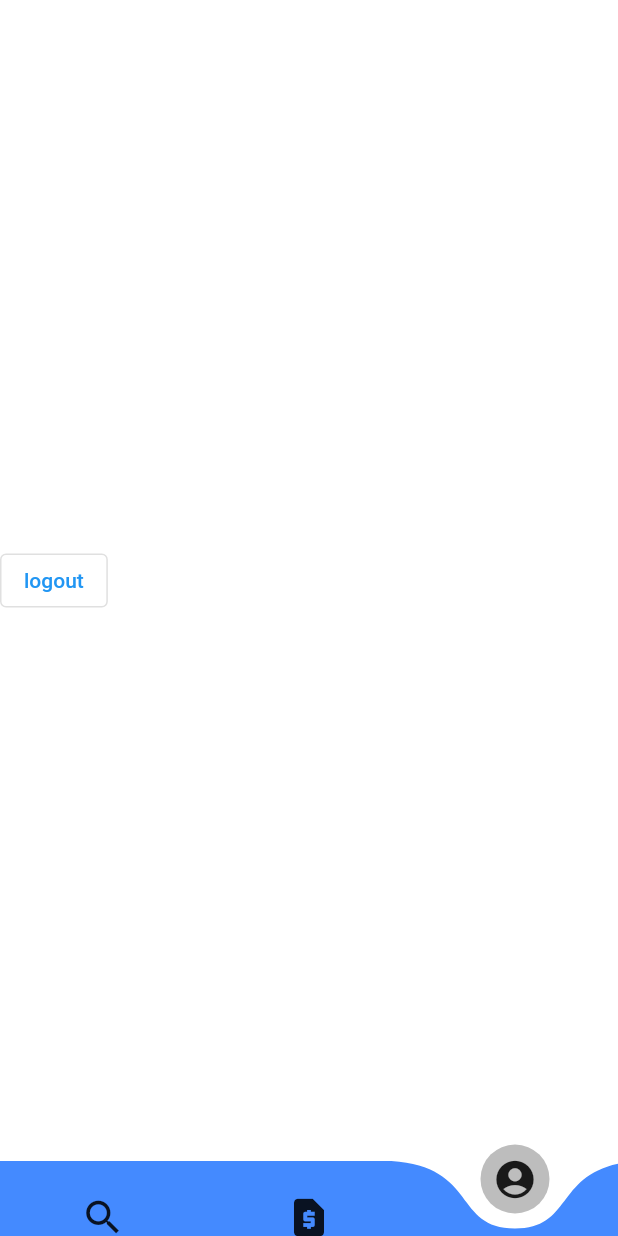
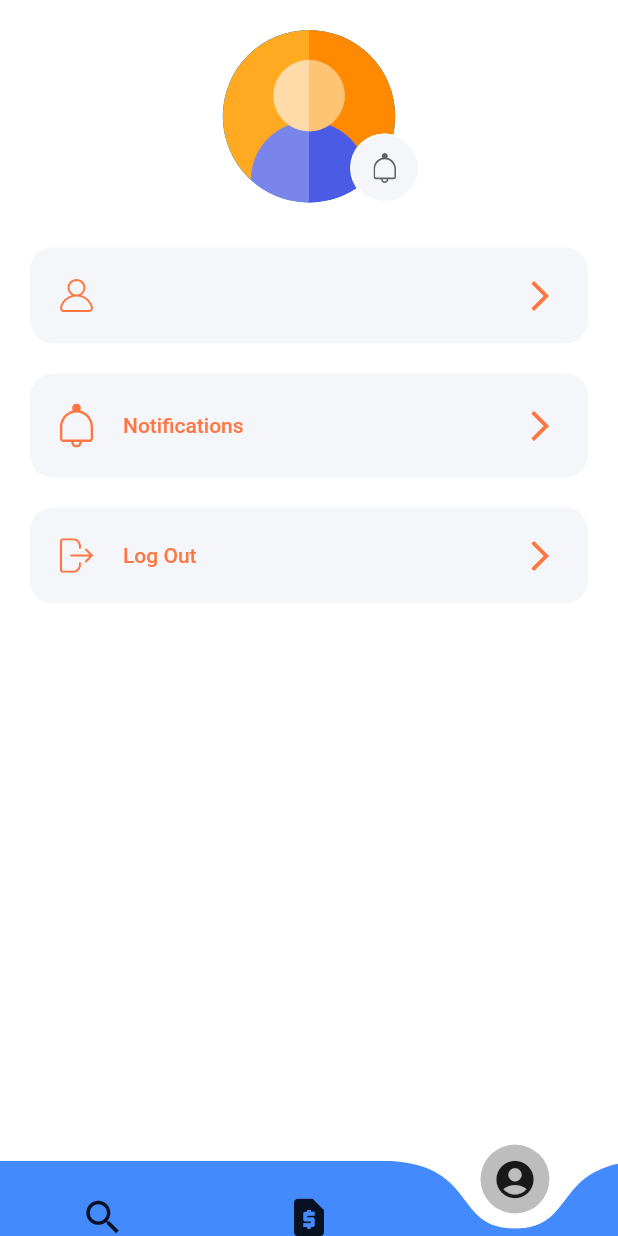
Before and after one commit to Hasnain01-hub/Workers_App, a Flutter app: the screen it shows once a user with an empty profile is signed in, item 3 of the bottom bar chosen, on a phone screen of 412 x 824 dp. Run offline on Flutter 3.47's test engine with Material 2 defaults, Android fonts, the phone set to English and light mode, and no system bars; drawn by our look-alikes of curved_navigation_bar; our stand-ins replace cloud_firestore, firebase_auth, firebase_core, flutter_svg; accounts and stored records are empty.

Commit message:
User Account design

```diff
--- /dev/null
+++ b/lib/Profile/Profilemenu.dart
@@ -0,0 +1,46 @@
+import 'package:flutter/material.dart';
+import 'package:flutter_svg/flutter_svg.dart';
+
+
+
+class ProfileMenu extends StatelessWidget {
+  const ProfileMenu({
+    Key? key,
+    required this.text,
+    required this.icon,
+    this.press,
+  }) : super(key: key);
+
+  final String text, icon;
+  final VoidCallback? press;
+
+  @override
+  Widget build(BuildContext context) {
+    return Padding(
+      padding: EdgeInsets.symmetric(horizontal: 20, vertical: 10),
+      child: TextButton(
+        style: TextButton.styleFrom(
+          primary: Color(0xFFFF7643),
+          padding: EdgeInsets.all(20),
+          shape:
+          RoundedRectangleBorder(borderRadius: BorderRadius.circular(15)),
+          backgroundColor: Color(0xFFF5F6F9),
+        ),
+        onPressed: press,
+        child: Row(
+          children: [
+            SvgPicture.asset(
+              icon,
+
+              color: Color(0xFFFF7643),
+              width: 22,
+            ),
+            SizedBox(width: 20),
+            Expanded(child: Text(text)),
+            Icon(Icons.arrow_forward_ios),
+          ],
+        ),
+      ),
+    );
+  }
+}
--- /dev/null
+++ b/lib/Profile/profile_pic.dart
@@ -0,0 +1,55 @@
+import 'package:firebase_auth/firebase_auth.dart';
+import 'package:flutter/material.dart';
+
+import 'package:flutter_svg/flutter_svg.dart';
+
+
+
+
+class ProfilePic extends StatelessWidget {
+   ProfilePic({
+    Key? key,
+  }) : super(key: key);
+  final FirebaseAuth _auth = FirebaseAuth.instance;
+
+  get user => _auth.currentUser;
+  @override
+
+  Widget build(BuildContext context) {
+    return SizedBox(
+      height: 115,
+      width: 115,
+      child: Stack(
+        fit: StackFit.expand,
+        clipBehavior: Clip.none,
+        children: [
+
+          CircleAvatar(
+            backgroundImage: AssetImage("asset/u1.png"),
+            radius: 100,
+          ),
+          Positioned(
+            right: -16,
+            bottom: 0,
+            child: SizedBox(
+              height: 46,
+              width: 46,
+              child: TextButton(
+                style: TextButton.styleFrom(
+                  shape: RoundedRectangleBorder(
+                    borderRadius: BorderRadius.circular(50),
+                    side: BorderSide(color: Colors.white),
+                  ),
+                  primary: Colors.white,
+                  backgroundColor: Color(0xFFF5F6F9),
+                ),
+                onPressed: () {},
+                child: SvgPicture.asset("asset/Bell.svg"),
+              ),
+            ),
+          )
+        ],
+      ),
+    );
+  }
+}
--- a/lib/home.dart
+++ b/lib/home.dart
@@ -1,9 +1,13 @@
+import 'package:firebase_auth/firebase_auth.dart';
 import 'package:flutter/material.dart';
 import 'package:curved_navigation_bar/curved_navigation_bar.dart';
+import 'package:provider/provider.dart';
 import 'package:workers_app/authentication.dart';
 import 'package:workers_app/login.dart';
 
-import 'account.dart';
+import 'Profile/Profilemenu.dart';
+import 'Profile/profile_pic.dart';
+
 
 class homePage extends StatefulWidget {
   const homePage({Key? key}) : super(key: key);
@@ -14,7 +18,8 @@ class homePage extends StatefulWidget {
 
 class _homePageState extends State<homePage> {
   @override
-
+  final FirebaseAuth _auth = FirebaseAuth.instance;
+  get user => _auth.currentUser;
   int page = 0;
   GlobalKey<CurvedNavigationBarState> _bottomNavigationKey = GlobalKey();
   Widget build(BuildContext context) {
@@ -74,21 +79,45 @@ class _homePageState extends State<homePage> {
           ]
       );
     }else if(index==2){
-       return Column(
-           mainAxisAlignment: MainAxisAlignment.center,
-           crossAxisAlignment: CrossAxisAlignment.center,
+       return SingleChildScrollView(
+         padding: EdgeInsets.symmetric(vertical: 20),
+         child: Column(
            children: [
-             OutlinedButton(onPressed:(){
-               setState(() {
-                 AuthenticationHelper().signOut().then((result){
-                   Navigator.pushReplacement(context,
-                       MaterialPageRoute(builder: (context) => login()));
+             ProfilePic(),
+             SizedBox(height: 20),
+             ProfileMenu(
+               text: user.email.toString(),
+               icon: "asset/User Icon.svg",
+               press: () => {},
+             ),
+             ProfileMenu(
+               text: "Notifications",
+               icon: "asset/Bell.svg",
+               press: () {},
+             ),
+
+             // ProfileMenu(
+             //   text: "Help Center",
+             //   icon: "assets/icons/Question mark.svg",
+             //   press: () {},
+             // ),
+             ProfileMenu(
+               text: "Log Out",
+               icon: "asset/Log out.svg",
+               press: () {
+                 setState(() {
+
+                       AuthenticationHelper().signOut().then((result){
+                         Navigator.pushReplacement(context,
+                             MaterialPageRoute(builder: (context) => login()));
+                       });
+
                  });
-               });
 
-             }, child: Text("logout")
-             )
-           ]
+               },
+             ),
+           ],
+         ),
        );
      }
   }
@@ -115,4 +144,5 @@ class _homePageState extends State<homePage> {
 //
 //   ];
 //
+
  }
--- a/pubspec.yaml
+++ b/pubspec.yaml
@@ -33,6 +33,7 @@ dependencies:
   firebase_core: ^1.8.0
   cloud_firestore: ^2.5.4
   provider: ^6.0.1
+  flutter_svg: ^0.22.0
 
 
 dev_dependencies:
```
Also changed, not shown: asset/Bell.svg (added), asset/Log out.svg (added), asset/User Icon.svg (added), asset/u1.png (added), pubspec.lock.
